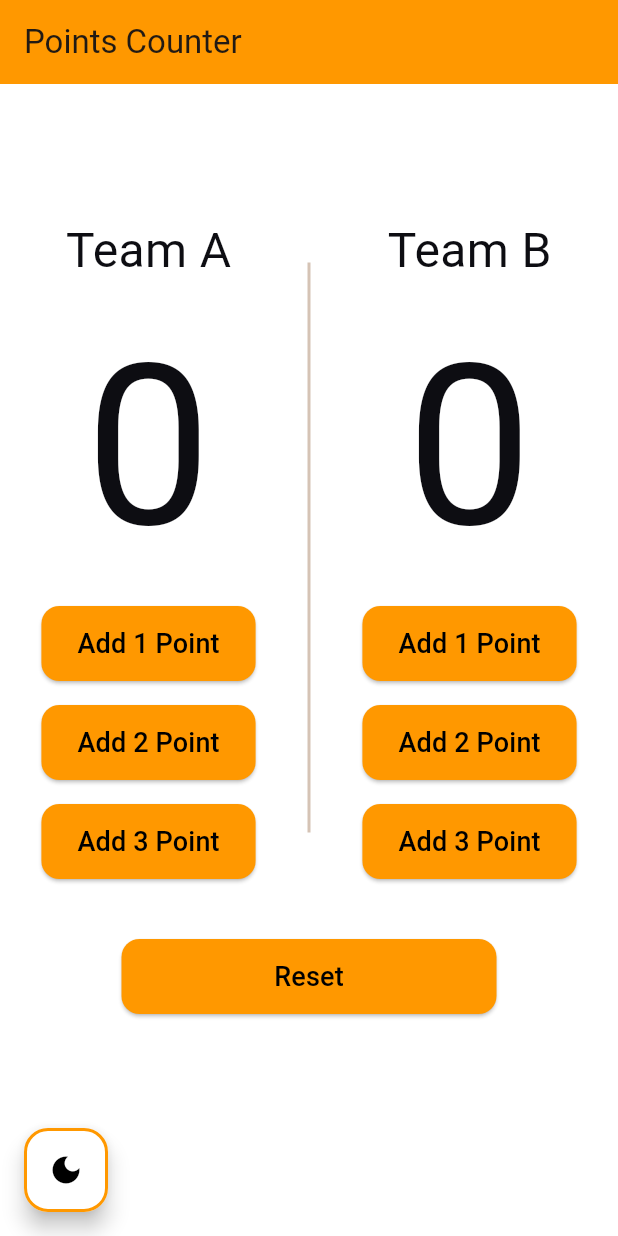
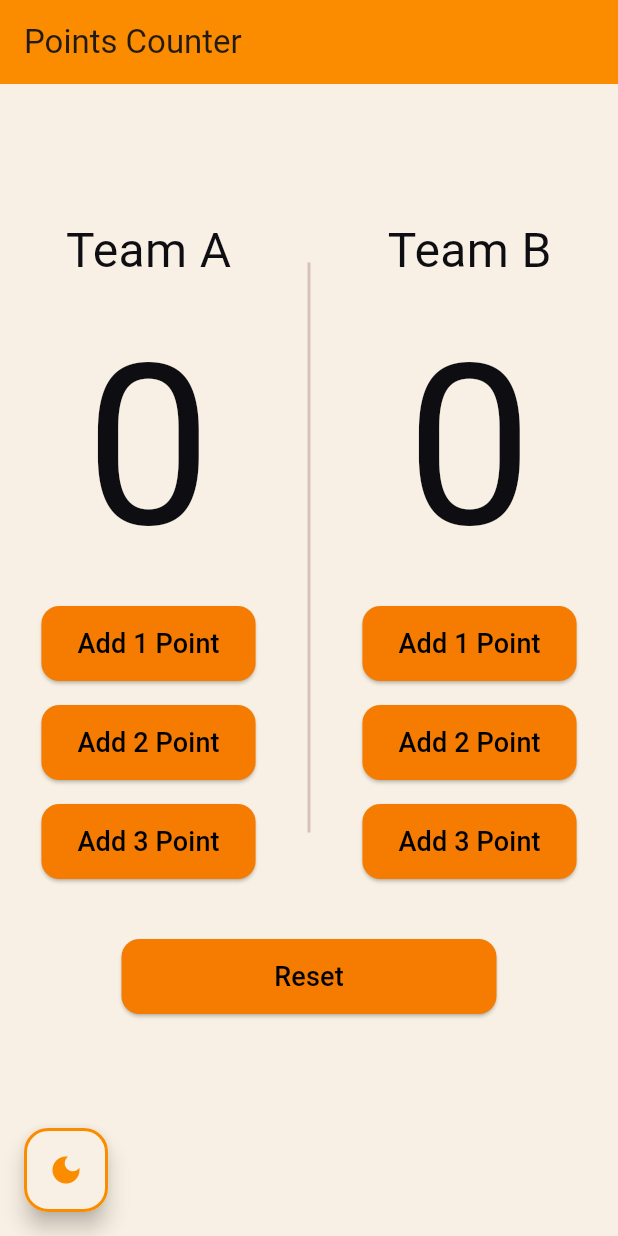
Before and after one commit to Kerolos-Morcos/Basketball-Counter-App, a Flutter app: the screen it shows after launch, on a phone screen of 412 x 824 dp. Run offline on Flutter 3.47's test engine with Material 3 defaults, Android fonts, the phone set to English and light mode, and no system bars; our stand-ins replace flutter_bloc, hydrated_bloc.

Commit message:
add color palette colors

```diff
--- a/lib/core/config/theme/theme_data/theme_data_dark.dart
+++ b/lib/core/config/theme/theme_data/dark/theme_data_default_dark.dart
@@ -1,18 +1,18 @@
 import 'package:basketball_counter_app/core/config/theme/app_colors.dart';
 import 'package:flutter/material.dart';
 
-ThemeData getDarkTheme() {
+ThemeData getDarkDefaultTheme() {
   return ThemeData(
     iconTheme: const IconThemeData(
       color: Colors.white,
     ),
-    floatingActionButtonTheme: const FloatingActionButtonThemeData(
-      backgroundColor: Colors.orange,
+    floatingActionButtonTheme: FloatingActionButtonThemeData(
+      backgroundColor: Colors.orange.shade900,
       foregroundColor: AppColors.grey0,
       shape: RoundedRectangleBorder(
-        borderRadius: BorderRadius.all(Radius.circular(16)),
+        borderRadius: const BorderRadius.all(Radius.circular(16)),
         side: BorderSide(
-          color: Colors.orange,
+          color: Colors.orange.shade900,
           width: 2,
         ),
       ),
@@ -24,7 +24,7 @@ ThemeData getDarkTheme() {
     brightness: Brightness.dark,
     colorScheme: ColorScheme.fromSeed(
       // App Primary Colors in dark Mode
-      seedColor: Colors.orange,
+      seedColor: Colors.orange.shade900,
       brightness: Brightness.dark,
     ),
     textTheme: ThemeData.dark().textTheme.apply(
@@ -35,7 +35,7 @@ ThemeData getDarkTheme() {
     elevatedButtonTheme: ElevatedButtonThemeData(
       style: ElevatedButton.styleFrom(
         // Buttons Primary Colors in Light Mode
-        backgroundColor: Colors.orange,
+        backgroundColor: Colors.orange.shade900,
         foregroundColor: AppColors.grey0,
         disabledBackgroundColor: AppColors.grey800,
         disabledForegroundColor: AppColors.grey400,
@@ -44,8 +44,6 @@ ThemeData getDarkTheme() {
           borderRadius: BorderRadius.circular(12),
         ),
         minimumSize: const Size(110, 50),
-        // App TextStyle
-        // textStyle: ,
       ),
     ),
     inputDecorationTheme: InputDecorationTheme(
@@ -63,8 +61,8 @@ ThemeData getDarkTheme() {
       ),
       focusedBorder: OutlineInputBorder(
         borderRadius: BorderRadius.circular(12),
-        borderSide: const BorderSide(
-          color: AppColors.primary200,
+        borderSide: BorderSide(
+          color: Colors.orange.shade900,
         ),
       ),
       errorBorder: OutlineInputBorder(
@@ -78,7 +76,7 @@ ThemeData getDarkTheme() {
       fillColor: WidgetStateColor.resolveWith(
         (states) {
           if (states.contains(WidgetState.focused)) {
-            return Colors.orange;
+            return Colors.orange.shade100;
           } else {
             return AppColors.grey0;
           }
--- a/lib/core/config/theme/theme_data/theme_data_light.dart
+++ b/lib/core/config/theme/theme_data/light/color_palette_light/theme_data_blue_light.dart
@@ -1,30 +1,30 @@
 import 'package:basketball_counter_app/core/config/theme/app_colors.dart';
 import 'package:flutter/material.dart';
 
-ThemeData getLightTheme() {
+ThemeData getLightBlueTheme() {
   return ThemeData(
     iconTheme: const IconThemeData(
-      color: Colors.orange,
+      color: AppColors.blueLightPrimary300,
     ),
     floatingActionButtonTheme: const FloatingActionButtonThemeData(
-      backgroundColor: Colors.white,
+      backgroundColor: AppColors.blueLightScaffoldBackground,
       foregroundColor: AppColors.grey0,
       shape: RoundedRectangleBorder(
         borderRadius: BorderRadius.all(Radius.circular(16)),
         side: BorderSide(
-          color: Colors.orange,
+          color: AppColors.blueLightPrimary300,
           width: 2,
         ),
       ),
     ),
     appBarTheme: const AppBarTheme(
-      backgroundColor: Colors.orange,
+      backgroundColor: AppColors.blueLightPrimary300,
     ),
-    scaffoldBackgroundColor: AppColors.grey0,
+    scaffoldBackgroundColor: AppColors.blueLightScaffoldBackground,
     brightness: Brightness.light,
     colorScheme: ColorScheme.fromSeed(
       // App Primary Colors in Light Mode
-      seedColor: Colors.orange,
+      seedColor: AppColors.blueLightPrimary300,
       brightness: Brightness.light,
     ),
     textTheme: ThemeData.light().textTheme.apply(
@@ -35,8 +35,8 @@ ThemeData getLightTheme() {
     elevatedButtonTheme: ElevatedButtonThemeData(
       style: ElevatedButton.styleFrom(
         // Buttons Primary Colors in Light Mode
-        backgroundColor: Colors.orange,
-        foregroundColor: AppColors.grey0,
+        backgroundColor: AppColors.blueLightPrimary300,
+        foregroundColor: Colors.black,
         disabledBackgroundColor: AppColors.grey100,
         disabledForegroundColor: AppColors.grey0,
         // for borderRadius
@@ -64,7 +64,7 @@ ThemeData getLightTheme() {
       focusedBorder: OutlineInputBorder(
         borderRadius: BorderRadius.circular(12),
         borderSide: const BorderSide(
-          color: AppColors.primary200,
+          color: AppColors.blueLightPrimary300,
         ),
       ),
       errorBorder: OutlineInputBorder(
@@ -78,7 +78,7 @@ ThemeData getLightTheme() {
       fillColor: WidgetStateColor.resolveWith(
         (states) {
           if (states.contains(WidgetState.focused)) {
-            return AppColors.primary0;
+            return AppColors.blueLightPrimary0;
           } else {
             return AppColors.grey0;
           }
--- /dev/null
+++ b/lib/core/config/theme/theme_data/light/theme_data_default_light.dart
@@ -0,0 +1,91 @@
+import 'package:basketball_counter_app/core/config/theme/app_colors.dart';
+import 'package:flutter/material.dart';
+
+ThemeData getLightDefaultTheme() {
+  return ThemeData(
+    iconTheme: IconThemeData(
+      color: Colors.orange.shade600,
+    ),
+    floatingActionButtonTheme: FloatingActionButtonThemeData(
+      backgroundColor: const Color.fromARGB(255, 248, 240, 228),
+      foregroundColor: AppColors.grey0,
+      shape: RoundedRectangleBorder(
+        borderRadius: const BorderRadius.all(Radius.circular(16)),
+        side: BorderSide(
+          color: Colors.orange.shade600,
+          width: 2,
+        ),
+      ),
+    ),
+    appBarTheme: AppBarTheme(
+      backgroundColor: Colors.orange.shade600,
+    ),
+    scaffoldBackgroundColor: const Color.fromARGB(255, 248, 240, 228),
+    brightness: Brightness.light,
+    colorScheme: ColorScheme.fromSeed(
+      // App Primary Colors in Light Mode
+      seedColor: Colors.orange.shade600,
+      brightness: Brightness.light,
+    ),
+    textTheme: ThemeData.light().textTheme.apply(
+          bodyColor: AppColors.grey900,
+          displayColor: AppColors.grey900,
+        ),
+    // style for elevated buttons only
+    elevatedButtonTheme: ElevatedButtonThemeData(
+      style: ElevatedButton.styleFrom(
+        // Buttons Primary Colors in Light Mode
+        backgroundColor: Colors.orange.shade700,
+        foregroundColor: Colors.black,
+        disabledBackgroundColor: AppColors.grey100,
+        disabledForegroundColor: AppColors.grey0,
+        // for borderRadius
+        shape: RoundedRectangleBorder(
+          borderRadius: BorderRadius.circular(12),
+        ),
+        minimumSize: const Size(110, 50),
+      ),
+    ),
+    inputDecorationTheme: InputDecorationTheme(
+      border: OutlineInputBorder(
+        borderRadius: BorderRadius.circular(12),
+        borderSide: const BorderSide(
+          color: AppColors.grey100,
+        ),
+      ),
+      enabledBorder: OutlineInputBorder(
+        borderRadius: BorderRadius.circular(12),
+        borderSide: const BorderSide(
+          color: AppColors.grey100,
+        ),
+      ),
+      focusedBorder: OutlineInputBorder(
+        borderRadius: BorderRadius.circular(12),
+        borderSide: const BorderSide(
+          color: Colors.greenAccent,
+        ),
+      ),
+      errorBorder: OutlineInputBorder(
+        borderRadius: BorderRadius.circular(12),
+        borderSide: const BorderSide(
+          color: AppColors.error200,
+        ),
+      ),
+      // App Primary color for fill Color
+      // we fill according to input state, if it is focused or not
+      fillColor: WidgetStateColor.resolveWith(
+        (states) {
+          if (states.contains(WidgetState.focused)) {
+            return Colors.orangeAccent.shade100;
+          } else {
+            return AppColors.grey0;
+          }
+        },
+      ),
+      filled: true,
+      // App Text Hint and Label Style
+      // hintStyle: ,
+      // labelStyle: ,
+    ),
+  );
+}
--- a/lib/core/functions/theme_extensions.dart
+++ b/lib/core/functions/theme_extensions.dart
@@ -4,4 +4,8 @@ extension ThemeExtensions on BuildContext {
   bool get isDarkMode {
     return Theme.of(this).brightness == Brightness.dark;
   }
+
+  Color get iconMode {
+    return Theme.of(this).iconTheme.color ?? Theme.of(this).colorScheme.primary;
+  }
 }
--- a/lib/main.dart
+++ b/lib/main.dart
@@ -1,5 +1,11 @@
-import 'package:basketball_counter_app/core/config/theme/theme_data/theme_data_dark.dart';
-import 'package:basketball_counter_app/core/config/theme/theme_data/theme_data_light.dart';
+import 'package:basketball_counter_app/core/config/theme/theme_data/dark/color_palette_dark/theme_data_blue_dark.dart';
+import 'package:basketball_counter_app/core/config/theme/theme_data/dark/color_palette_dark/theme_data_green_dark.dart';
+import 'package:basketball_counter_app/core/config/theme/theme_data/dark/color_palette_dark/theme_data_red_dark.dart';
+import 'package:basketball_counter_app/core/config/theme/theme_data/dark/theme_data_default_dark.dart';
+import 'package:basketball_counter_app/core/config/theme/theme_data/light/color_palette_light/theme_data_blue_light.dart';
+import 'package:basketball_counter_app/core/config/theme/theme_data/light/color_palette_light/theme_data_green_light.dart';
+import 'package:basketball_counter_app/core/config/theme/theme_data/light/color_palette_light/theme_data_red_light.dart';
+import 'package:basketball_counter_app/core/config/theme/theme_data/light/theme_data_default_light.dart';
 import 'package:basketball_counter_app/cubits/theme_hydrated_cubit/theme_hydrated_cubit.dart';
 import 'package:basketball_counter_app/pages/home_page.dart';
 import 'package:flutter/foundation.dart';
@@ -8,10 +14,12 @@ import 'package:flutter_bloc/flutter_bloc.dart';
 import 'package:hydrated_bloc/hydrated_bloc.dart';
 import 'package:path_provider/path_provider.dart';
 
-void main() async{
+void main() async {
   WidgetsFlutterBinding.ensureInitialized();
   HydratedBloc.storage = await HydratedStorage.build(
-    storageDirectory: kIsWeb? HydratedStorage.webStorageDirectory : await getApplicationDocumentsDirectory(),
+    storageDirectory: kIsWeb
+        ? HydratedStorage.webStorageDirectory
+        : await getApplicationDocumentsDirectory(),
   );
   runApp(const BasketballCounterApp());
 }
@@ -32,8 +40,8 @@ class BasketballCounterApp extends StatelessWidget {
           return MaterialApp(
             debugShowCheckedModeBanner: false,
             // start dark mode
-            theme: getLightTheme(),
-            darkTheme: getDarkTheme(),
+            theme: getLightDefaultTheme(),
+            darkTheme: getDarkDefaultTheme(),
             themeMode: mode,
             // end dark mode
             home: const HomePage(),
--- a/lib/pages/home_page.dart
+++ b/lib/pages/home_page.dart
@@ -26,7 +26,7 @@ class HomePage extends StatelessWidget {
         },
         child: Icon(
           context.isDarkMode ? Icons.light_mode : Icons.dark_mode,
-          color: Colors.black,
+          color: context.iconMode,
         ),
       ),
       floatingActionButtonLocation: FloatingActionButtonLocation.startFloat,
--- a/lib/widgets/reset_button.dart
+++ b/lib/widgets/reset_button.dart
@@ -26,7 +26,6 @@ class ResetButton extends StatelessWidget {
               'Reset',
               style: TextStyle(
                 fontSize: 18,
-                color: Colors.black,
               ),
             ),
           ),
--- a/lib/widgets/team_a_column.dart
+++ b/lib/widgets/team_a_column.dart
@@ -32,7 +32,6 @@ class TeamAColumn extends StatelessWidget {
                 'Add 1 Point',
                 style: TextStyle(
                   fontSize: 18,
-                  color: Colors.black,
                 ),
               ),
             ),
@@ -48,7 +47,6 @@ class TeamAColumn extends StatelessWidget {
                 'Add 2 Point',
                 style: TextStyle(
                   fontSize: 18,
-                  color: Colors.black,
                 ),
               ),
             ),
@@ -64,7 +62,6 @@ class TeamAColumn extends StatelessWidget {
                 'Add 3 Point',
                 style: TextStyle(
                   fontSize: 18,
-                  color: Colors.black,
                 ),
               ),
             ),
--- a/lib/widgets/team_b_column.dart
+++ b/lib/widgets/team_b_column.dart
@@ -32,7 +32,6 @@ class TeamBColumn extends StatelessWidget {
                 'Add 1 Point',
                 style: TextStyle(
                   fontSize: 18,
-                  color: Colors.black,
                 ),
               ),
             ),
@@ -48,7 +47,6 @@ class TeamBColumn extends StatelessWidget {
                 'Add 2 Point',
                 style: TextStyle(
                   fontSize: 18,
-                  color: Colors.black,
                 ),
               ),
             ),
@@ -64,7 +62,6 @@ class TeamBColumn extends StatelessWidget {
                 'Add 3 Point',
                 style: TextStyle(
                   fontSize: 18,
-                  color: Colors.black,
                 ),
               ),
             ),
```
Also changed, not shown: lib/core/config/theme/app_colors.dart (+52 -7 lines), lib/core/config/theme/theme_data/dark/color_palette_dark/theme_data_blue_dark.dart (added, +92 -0 lines), lib/core/config/theme/theme_data/dark/color_palette_dark/theme_data_green_dark.dart (added, +92 -0 lines), lib/core/config/theme/theme_data/dark/color_palette_dark/theme_data_red_dark.dart (added, +92 -0 lines), lib/core/config/theme/theme_data/light/color_palette_light/theme_data_green_light.dart (added, +91 -0 lines), lib/core/config/theme/theme_data/light/color_palette_light/theme_data_red_light.dart (added, +95 -0 lines).
